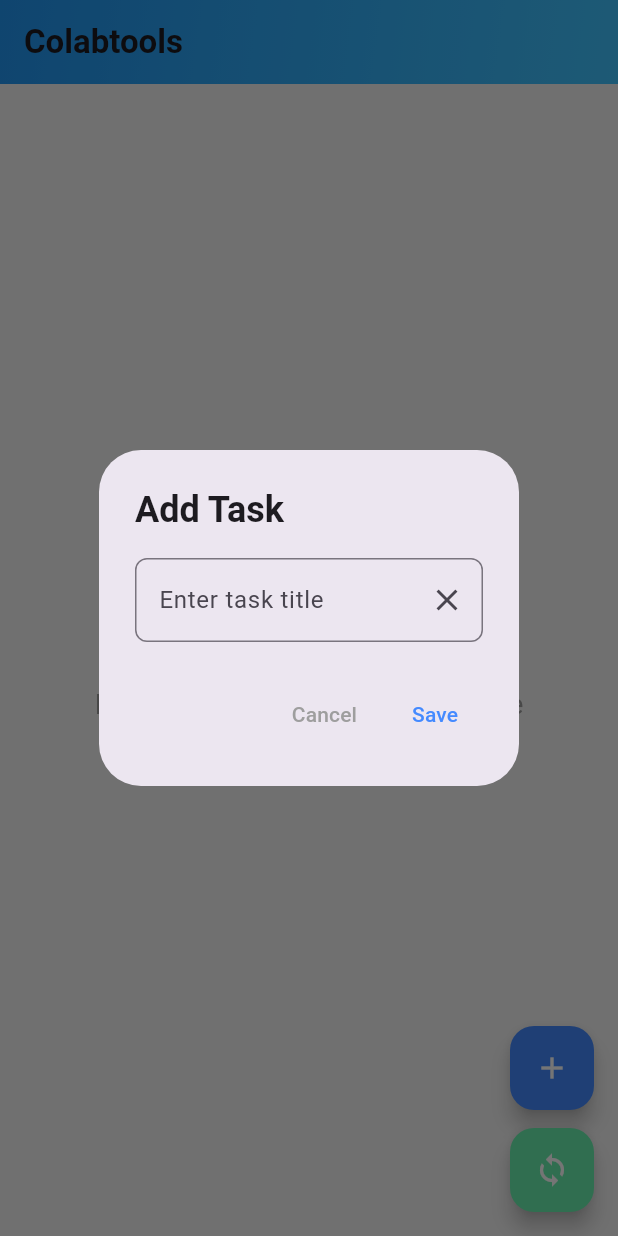
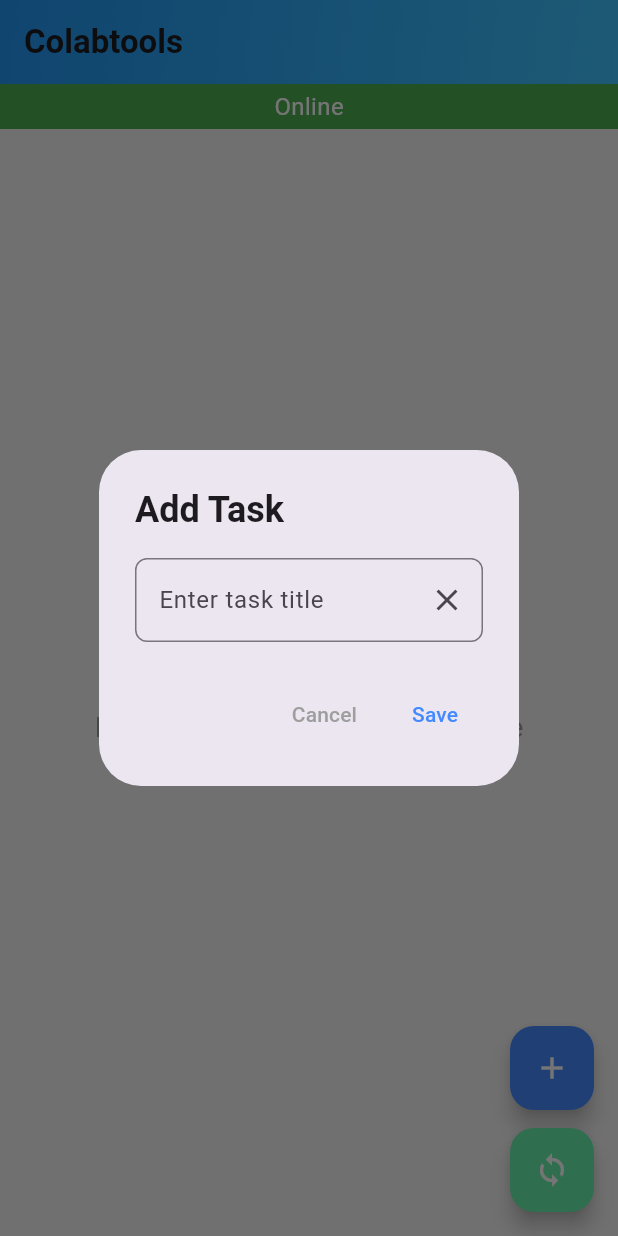
Before and after one commit to Meet2141/collabtools_assignment, a Flutter app: the screen it shows after launch, after a tap on the "add" icon, on a phone screen of 412 x 824 dp. Run offline on Flutter 3.47's test engine with Material 3 defaults, Android fonts, the phone set to English and light mode, and no system bars; our stand-ins replace connectivity_plus, equatable, flutter_bloc, hive, hive_flutter; accounts and stored records are empty.

Commit message:
[ADD] Network bloc and UI

```diff
--- a/lib/core/constants/string_constants.dart
+++ b/lib/core/constants/string_constants.dart
@@ -5,6 +5,8 @@ class StringConstants {
   static const addTask = 'Add Task';
   static const editTask = 'Edit Task';
   static const synced = 'Synced';
+  static const online = 'Online';
+  static const offLine = 'Offline';
   static const pendingSync = 'Pending Sync';
   static const taskSuccess = 'Task synced successfully!';
   static const taskAdded = 'Task added successfully!';
--- /dev/null
+++ b/lib/logic/network/bloc/network_bloc.dart
@@ -0,0 +1,28 @@
+import 'package:flutter_bloc/flutter_bloc.dart';
+import 'package:connectivity_plus/connectivity_plus.dart';
+import 'network_event.dart';
+import 'network_state.dart';
+
+class NetworkStatusBloc extends Bloc<NetworkStatusEvent, NetworkStatusState> {
+  final Connectivity _connectivity = Connectivity();
+
+  NetworkStatusBloc() : super(NetworkStatusInitial()) {
+    on<NetworkStatusChangedEvent>(_onNetworkStatusChanged);
+    _listenToConnectivityChanges();
+  }
+
+  void _listenToConnectivityChanges() {
+    _connectivity.onConnectivityChanged.listen((List<ConnectivityResult> results) {
+      bool isOnline = results.contains(ConnectivityResult.mobile) || results.contains(ConnectivityResult.wifi);
+      add(NetworkStatusChangedEvent(isOnline: isOnline));
+    });
+  }
+
+  void _onNetworkStatusChanged(NetworkStatusChangedEvent event, Emitter<NetworkStatusState> emit) {
+    if (event.isOnline) {
+      emit(NetworkOnline());
+    } else {
+      emit(NetworkOffline());
+    }
+  }
+}
--- /dev/null
+++ b/lib/logic/network/bloc/network_event.dart
@@ -0,0 +1,15 @@
+import 'package:equatable/equatable.dart';
+
+abstract class NetworkStatusEvent extends Equatable {
+  @override
+  List<Object?> get props => [];
+}
+
+class NetworkStatusChangedEvent extends NetworkStatusEvent {
+  final bool isOnline;
+
+  NetworkStatusChangedEvent({required this.isOnline});
+
+  @override
+  List<Object?> get props => [isOnline];
+}
--- /dev/null
+++ b/lib/logic/network/bloc/network_state.dart
@@ -0,0 +1,12 @@
+import 'package:equatable/equatable.dart';
+
+abstract class NetworkStatusState extends Equatable {
+  @override
+  List<Object?> get props => [];
+}
+
+class NetworkStatusInitial extends NetworkStatusState {}
+
+class NetworkOnline extends NetworkStatusState {}
+
+class NetworkOffline extends NetworkStatusState {}
--- a/lib/main.dart
+++ b/lib/main.dart
@@ -1,3 +1,4 @@
+import 'package:collabtools_assignment/core/constants/string_constants.dart';
 import 'package:flutter/material.dart';
 import 'package:flutter_bloc/flutter_bloc.dart';
 import 'package:hive_flutter/hive_flutter.dart';
@@ -5,6 +6,7 @@ import 'package:hive_flutter/hive_flutter.dart';
 import 'core/database/hive_service.dart';
 import 'logic/bloc/todo_bloc.dart';
 import 'logic/bloc/todo_event.dart';
+import 'logic/network/bloc/network_bloc.dart';
 import 'presentation/screens/home_screen.dart';
 
 void main() async {
@@ -12,7 +14,7 @@ void main() async {
   await Hive.initFlutter();
   await HiveService.initHive();
 
-  runApp(const MyApp());
+  runApp(MyApp());
 }
 
 class MyApp extends StatelessWidget {
@@ -20,9 +22,14 @@ class MyApp extends StatelessWidget {
 
   @override
   Widget build(BuildContext context) {
-    return BlocProvider(
-      create: (context) => TodoBloc()..add(LoadTasksEvent()),
+    return MultiBlocProvider(
+      providers: [
+        BlocProvider(create: (context) => TodoBloc()..add(LoadTasksEvent())),
+        BlocProvider(create: (context) => NetworkStatusBloc()),
+      ],
       child: MaterialApp(
+        debugShowCheckedModeBanner: false,
+        title: StringConstants.appName,
         home: HomeScreen(),
       ),
     );
--- a/lib/presentation/screens/home_screen.dart
+++ b/lib/presentation/screens/home_screen.dart
@@ -5,9 +5,10 @@ import '../../data/models/task_model.dart';
 import '../../logic/bloc/todo_bloc.dart';
 import '../../logic/bloc/todo_event.dart';
 import '../../logic/bloc/todo_state.dart';
+import '../../logic/network/bloc/network_bloc.dart';
+import '../../logic/network/bloc/network_state.dart';
 import '../widgets/task_item.dart';
 
-/// HomeScreen - Displays the Home Screen with task management
 class HomeScreen extends StatelessWidget {
   const HomeScreen({super.key});
 
@@ -19,22 +20,35 @@ class HomeScreen extends StatelessWidget {
         listener: (context, state) {
           if (state is TodoAdded) {
             _showSnackBar(context, StringConstants.taskAdded);
-          } else if (state is TodoUpdated) {
+          }
+          if (state is TodoUpdated) {
             _showSnackBar(context, StringConstants.taskUpdated);
-          } else if (state is TodoDeleted) {
+          }
+          if (state is TodoDeleted) {
             _showSnackBar(context, StringConstants.taskDeleted);
-          } else if (state is TodoCompleted) {
+          }
+          if (state is TodoCompleted) {
             _showSnackBar(context, StringConstants.taskCompleted);
-          } else if (state is TodoUnselected) {
+          }
+          if (state is TodoUnselected) {
             _showSnackBar(context, StringConstants.taskMarkedAsIncomplete);
           }
         },
         builder: (context, state) {
-          if (state is TodoLoading) return _loadingIndicator();
-          if (state is TodoLoaded) {
-            return state.tasks.isEmpty ? _noTasksMessage() : _taskList(state.tasks, context);
-          }
-          return _loadingIndicator();
+          return Column(
+            children: [
+              _networkStatusIndicator(context),
+              Expanded(
+                child: state is TodoLoading
+                    ? _loadingIndicator()
+                    : state is TodoLoaded
+                        ? state.tasks.isEmpty
+                            ? _noTasksMessage()
+                            : _taskList(state.tasks, context)
+                        : _loadingIndicator(),
+              ),
+            ],
+          );
         },
       ),
       floatingActionButton: _buildFloatingActionButtons(context),
@@ -85,6 +99,7 @@ class HomeScreen extends StatelessWidget {
   Widget _taskList(List<TaskModel> tasks, BuildContext context) {
     return ListView.builder(
       itemCount: tasks.length,
+      padding: EdgeInsets.only(top: 8),
       itemBuilder: (context, index) {
         return TaskItem(
           task: tasks[index],
@@ -192,13 +207,31 @@ class HomeScreen extends StatelessWidget {
     ];
   }
 
-  void _showSnackBar(BuildContext context, String message) {
-    ScaffoldMessenger.of(context).showSnackBar(
-      SnackBar(
-        content: Text(message),
-        duration: Duration(seconds: 2),
-        backgroundColor: Colors.green,
+  Widget _networkStatusIndicator(BuildContext context) {
+    return SizedBox(
+      height: 30,
+      width: double.infinity,
+      child: BlocBuilder<NetworkStatusBloc, NetworkStatusState>(
+        builder: (context, state) {
+          return Container(
+            alignment: Alignment.center,
+            color: state is NetworkOnline ? Colors.green : Colors.red,
+            child: Text(
+              state is NetworkOnline ? StringConstants.online : StringConstants.offLine,
+              style: TextStyle(
+                color: Colors.white,
+                fontSize: 16,
+              ),
+            ),
+          );
+        },
       ),
     );
   }
+
+  void _showSnackBar(BuildContext context, String message) {
+    ScaffoldMessenger.of(context).showSnackBar(
+      SnackBar(content: Text(message)),
+    );
+  }
 }
```
